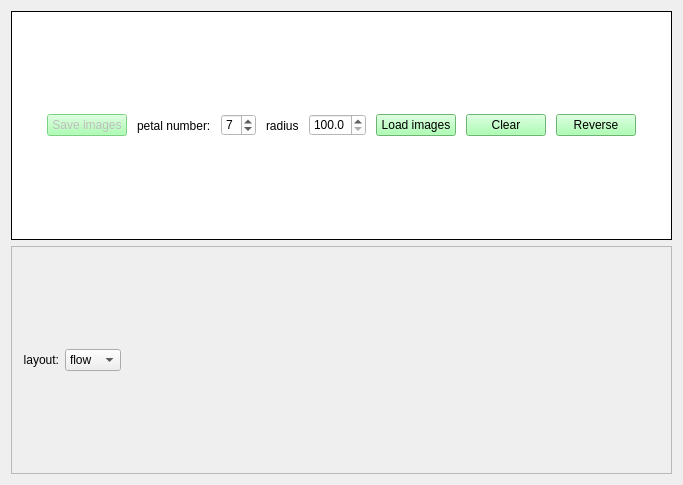
The window that forms/MainWindow.ui (czimbortibor/Large-annotated-image-collection-management) describes before a commit, drawn with Qt 5.
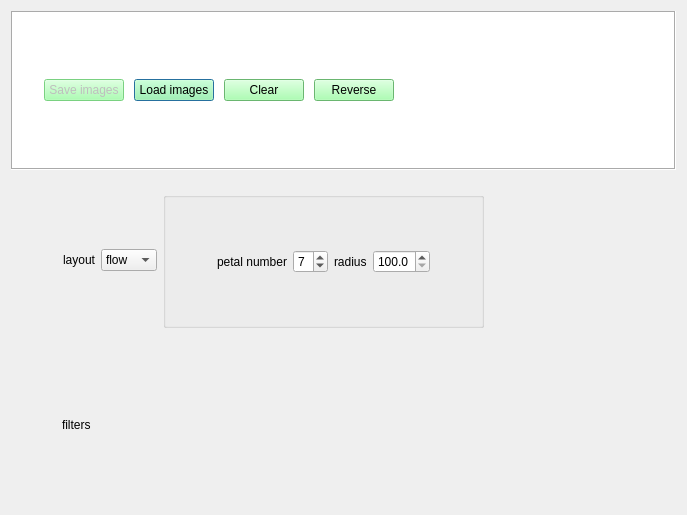
The same window after the commit. Icons and pictures are not drawn.

Commit message: UI improvements; layout changing fixed and filter controls added for the overral view

What changed in the file:
```diff
--- a/forms/MainWindow.ui
+++ b/forms/MainWindow.ui
@@ -6,8 +6,8 @@
    <rect>
     <x>0</x>
     <y>0</y>
-    <width>683</width>
-    <height>485</height>
+    <width>687</width>
+    <height>515</height>
    </rect>
   </property>
   <property name="windowTitle">
@@ -17,7 +17,7 @@
    <string notr="true"/>
   </property>
   <widget class="QWidget" name="centralWidget">
-   <layout class="QVBoxLayout" name="verticalLayout">
+   <layout class="QVBoxLayout" name="verticalLayout" stretch="0,0,0,0">
     <item>
      <widget class="QFrame" name="frame_controls">
       <property name="sizePolicy">
@@ -33,9 +33,9 @@
        <enum>QFrame::Box</enum>
       </property>
       <property name="frameShadow">
-       <enum>QFrame::Plain</enum>
+       <enum>QFrame::Sunken</enum>
       </property>
-      <layout class="QHBoxLayout" name="horizontalLayout_2" stretch="0,0,0,0,0,0,0,0,0,0">
+      <layout class="QHBoxLayout" name="horizontalLayout_2" stretch="0,0,0,0,0,0">
        <property name="spacing">
         <number>10</number>
        </property>
@@ -44,6 +44,9 @@
          <property name="orientation">
           <enum>Qt::Horizontal</enum>
          </property>
+         <property name="sizeType">
+          <enum>QSizePolicy::Fixed</enum>
+         </property>
          <property name="sizeHint" stdset="0">
           <size>
            <width>20</width>
@@ -65,58 +68,6 @@
          </property>
         </widget>
        </item>
-       <item>
-        <widget class="QLabel" name="lbl_petalNumber">
-         <property name="text">
-          <string>petal number:</string>
-         </property>
-        </widget>
-       </item>
-       <item>
-        <widget class="QSpinBox" name="spinBox_nrOfPetals">
-         <property name="sizePolicy">
-          <sizepolicy hsizetype="Expanding" vsizetype="Fixed">
-           <horstretch>0</horstretch>
-           <verstretch>0</verstretch>
-          </sizepolicy>
-         </property>
-         <property name="maximumSize">
-          <size>
-           <width>35</width>
-           <height>16777215</height>
-          </size>
-         </property>
-         <property name="value">
-          <number>7</number>
-         </property>
-        </widget>
-       </item>
-       <item>
-        <widget class="QLabel" name="lbl_radius">
-         <property name="text">
-          <string>radius</string>
-         </property>
-        </widget>
-       </item>
-       <item>
-        <widget class="QDoubleSpinBox" name="spinBox_radius">
-         <property name="decimals">
-          <number>1</number>
-         </property>
-         <property name="minimum">
-          <double>100.000000000000000</double>
-         </property>
-         <property name="maximum">
-          <double>200.000000000000000</double>
-         </property>
-         <property name="singleStep">
-          <double>20.000000000000000</double>
-         </property>
-         <property name="value">
-          <double>100.000000000000000</double>
-         </property>
-        </widget>
-       </item>
        <item>
         <widget class="QPushButton" name="btn_load">
          <property name="styleSheet">
@@ -125,6 +76,9 @@
          <property name="text">
           <string>Load images</string>
          </property>
+         <property name="default">
+          <bool>true</bool>
+         </property>
         </widget>
        </item>
        <item>
@@ -164,21 +118,56 @@
      </widget>
     </item>
     <item>
-     <widget class="QFrame" name="frame_filters">
+     <spacer name="verticalSpacer">
+      <property name="orientation">
+       <enum>Qt::Vertical</enum>
+      </property>
+      <property name="sizeType">
+       <enum>QSizePolicy::Preferred</enum>
+      </property>
+      <property name="sizeHint" stdset="0">
+       <size>
+        <width>10</width>
+        <height>5</height>
+       </size>
+      </property>
+     </spacer>
+    </item>
+    <item>
+     <widget class="QFrame" name="frame_layouts">
+      <property name="layoutDirection">
+       <enum>Qt::LeftToRight</enum>
+      </property>
       <property name="frameShape">
-       <enum>QFrame::StyledPanel</enum>
+       <enum>QFrame::NoFrame</enum>
       </property>
       <property name="frameShadow">
-       <enum>QFrame::Raised</enum>
+       <enum>QFrame::Sunken</enum>
       </property>
       <layout class="QHBoxLayout" name="horizontalLayout">
+       <item>
+        <spacer name="horizontalSpacer_3">
+         <property name="orientation">
+          <enum>Qt::Horizontal</enum>
+         </property>
+         <property name="sizeType">
+          <enum>QSizePolicy::Fixed</enum>
+         </property>
+         <property name="sizeHint" stdset="0">
+          <size>
+           <width>40</width>
+           <height>20</height>
+          </size>
+         </property>
+        </spacer>
+       </item>
        <item>
         <widget class="QLabel" name="label">
          <property name="layoutDirection">
           <enum>Qt::LeftToRight</enum>
          </property>
          <property name="text">
-          <string>layout:</string>
+          <string>layout</string>
          </property>
          <property name="alignment">
           <set>Qt::AlignRight|Qt::AlignTrailing|Qt::AlignVCenter</set>
@@ -207,6 +196,99 @@
          </item>
         </widget>
        </item>
+       <item>
+        <widget class="QGroupBox" name="groupBox_layoutControls">
+         <property name="title">
+          <string/>
+         </property>
+         <property name="flat">
+          <bool>true</bool>
+         </property>
+         <property name="checkable">
+          <bool>false</bool>
+         </property>
+         <layout class="QHBoxLayout" name="horizontalLayout_4">
+          <item>
+           <spacer name="horizontalSpacer_5">
+            <property name="orientation">
+             <enum>Qt::Horizontal</enum>
+            </property>
+            <property name="sizeHint" stdset="0">
+             <size>
+              <width>40</width>
+              <height>20</height>
+             </size>
+            </property>
+           </spacer>
+          </item>
+          <item>
+           <widget class="QLabel" name="lbl_petalNumber">
+            <property name="text">
+             <string>petal number</string>
+            </property>
+           </widget>
+          </item>
+          <item>
+           <widget class="QSpinBox" name="spinBox_nrOfPetals">
+            <property name="sizePolicy">
+             <sizepolicy hsizetype="Expanding" vsizetype="Fixed">
+              <horstretch>0</horstretch>
+              <verstretch>0</verstretch>
+             </sizepolicy>
+            </property>
+            <property name="maximumSize">
+             <size>
+              <width>35</width>
+              <height>16777215</height>
+             </size>
+            </property>
+            <property name="value">
+             <number>7</number>
+            </property>
+           </widget>
+          </item>
+          <item>
+           <widget class="QLabel" name="lbl_radius">
+            <property name="text">
+             <string>radius</string>
+            </property>
+           </widget>
+          </item>
+          <item>
+           <widget class="QDoubleSpinBox" name="spinBox_radius">
+            <property name="decimals">
+             <number>1</number>
+            </property>
+            <property name="minimum">
+             <double>100.000000000000000</double>
+            </property>
+            <property name="maximum">
+             <double>200.000000000000000</double>
+            </property>
+            <property name="singleStep">
+             <double>20.000000000000000</double>
+            </property>
+            <property name="value">
+             <double>100.000000000000000</double>
+            </property>
+           </widget>
+          </item>
+          <item>
+           <spacer name="horizontalSpacer_6">
+            <property name="orientation">
+             <enum>Qt::Horizontal</enum>
+            </property>
+            <property name="sizeHint" stdset="0">
+             <size>
+              <width>40</width>
+              <height>20</height>
+             </size>
+            </property>
+           </spacer>
+          </item>
+         </layout>
+        </widget>
+       </item>
        <item>
         <spacer name="horizontalSpacer">
          <property name="orientation">
@@ -223,6 +305,110 @@
       </layout>
      </widget>
     </item>
+    <item>
+     <widget class="QFrame" name="frame_filters">
+      <property name="layoutDirection">
+       <enum>Qt::LeftToRight</enum>
+      </property>
+      <property name="frameShape">
+       <enum>QFrame::NoFrame</enum>
+      </property>
+      <property name="frameShadow">
+       <enum>QFrame::Sunken</enum>
+      </property>
+      <layout class="QHBoxLayout" name="horizontalLayout_3">
+       <item>
+        <spacer name="horizontalSpacer_4">
+         <property name="orientation">
+          <enum>Qt::Horizontal</enum>
+         </property>
+         <property name="sizeType">
+          <enum>QSizePolicy::Fixed</enum>
+         </property>
+         <property name="sizeHint" stdset="0">
+          <size>
+           <width>40</width>
+           <height>20</height>
+          </size>
+         </property>
+        </spacer>
+       </item>
+       <item>
+        <widget class="QLabel" name="label_2">
+         <property name="text">
+          <string>filters</string>
+         </property>
+        </widget>
+       </item>
+       <item>
+        <widget class="QPushButton" name="btn_addFilter">
+         <property name="sizePolicy">
+          <sizepolicy hsizetype="Minimum" vsizetype="Fixed">
+           <horstretch>0</horstretch>
+           <verstretch>0</verstretch>
+          </sizepolicy>
+         </property>
+         <property name="autoFillBackground">
+          <bool>false</bool>
+         </property>
+         <property name="text">
+          <string/>
+         </property>
+         <property name="icon">
+          <iconset resource="../resources.qrc">
+           <normaloff>:/icons/resources/icons/plus_icon.png</normaloff>:/icons/resources/icons/plus_icon.png</iconset>
+         </property>
+         <property name="iconSize">
+          <size>
+           <width>35</width>
+           <height>35</height>
+          </size>
+         </property>
+         <property name="autoDefault">
+          <bool>false</bool>
+         </property>
+         <property name="default">
+          <bool>false</bool>
+         </property>
+         <property name="flat">
+          <bool>true</bool>
+         </property>
+        </widget>
+       </item>
+       <item>
+        <widget class="QWidget" name="widget_filters" native="true">
+         <property name="sizePolicy">
+          <sizepolicy hsizetype="Preferred" vsizetype="Preferred">
+           <horstretch>0</horstretch>
+           <verstretch>0</verstretch>
+          </sizepolicy>
+         </property>
+         <property name="autoFillBackground">
+          <bool>false</bool>
+         </property>
+         <layout class="QVBoxLayout" name="verticalLayout_3">
+          <item>
+           <layout class="QVBoxLayout" name="verticalLayout_2"/>
+          </item>
+         </layout>
+        </widget>
+       </item>
+       <item>
+        <spacer name="horizontalSpacer_2">
+         <property name="orientation">
+          <enum>Qt::Horizontal</enum>
+         </property>
+         <property name="sizeHint" stdset="0">
+          <size>
+           <width>40</width>
+           <height>20</height>
+          </size>
+         </property>
+        </spacer>
+       </item>
+      </layout>
+     </widget>
+    </item>
    </layout>
   </widget>
  </widget>
```
The commit also changes 4 other files.
